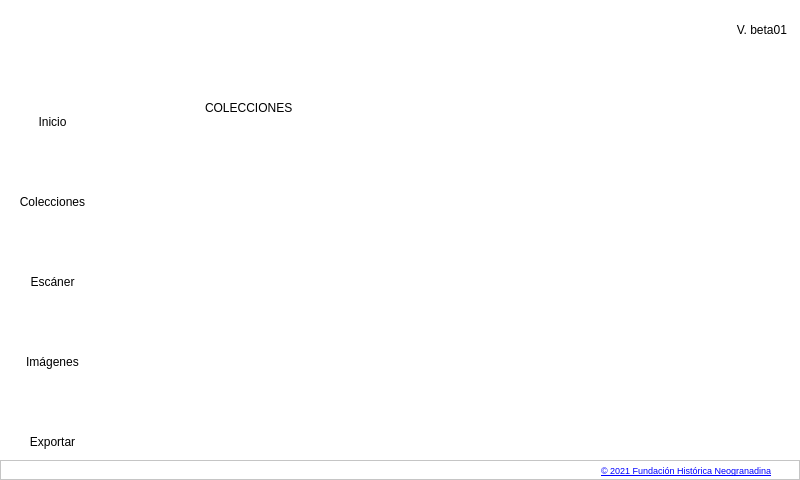
neogranadina/neo_escan, file main.ui: the form before one commit.
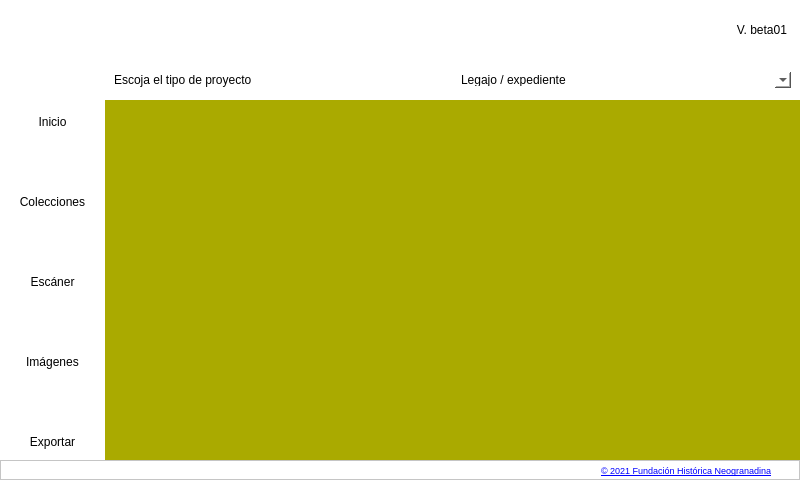
The form after the commit. The open tabs and pages were chosen to show the change. Icons and pictures are not drawn.

Commit message: inicio de diseño pag coleccion

What changed in the file:
```diff
--- a/main.ui
+++ b/main.ui
@@ -507,6 +507,9 @@
           </property>
           <item>
            <widget class="QStackedWidget" name="stackedWidget">
+            <property name="styleSheet">
+             <string notr="true"/>
+            </property>
             <property name="currentIndex">
              <number>4</number>
             </property>
@@ -526,19 +529,132 @@
              </widget>
             </widget>
             <widget class="QWidget" name="coleccionesPage">
-             <widget class="QLabel" name="label_2">
-              <property name="geometry">
-               <rect>
-                <x>100</x>
-                <y>40</y>
-                <width>91</width>
-                <height>16</height>
-               </rect>
+             <layout class="QVBoxLayout" name="verticalLayout_4">
+              <property name="spacing">
+               <number>0</number>
               </property>
-              <property name="text">
-               <string>COLECCIONES</string>
+              <property name="leftMargin">
+               <number>0</number>
               </property>
-             </widget>
+              <property name="topMargin">
+               <number>0</number>
+              </property>
+              <property name="rightMargin">
+               <number>0</number>
+              </property>
+              <property name="bottomMargin">
+               <number>0</number>
+              </property>
+              <item>
+               <widget class="QWidget" name="layoutcoleccionesPage" native="true">
+                <property name="styleSheet">
+                 <string notr="true"/>
+                </property>
+                <layout class="QVBoxLayout" name="verticalLayout_5">
+                 <property name="spacing">
+                  <number>0</number>
+                 </property>
+                 <property name="leftMargin">
+                  <number>0</number>
+                 </property>
+                 <property name="topMargin">
+                  <number>0</number>
+                 </property>
+                 <property name="rightMargin">
+                  <number>0</number>
+                 </property>
+                 <property name="bottomMargin">
+                  <number>0</number>
+                 </property>
+                 <item>
+                  <widget class="QWidget" name="coleccionHeader" native="true">
+                   <property name="minimumSize">
+                    <size>
+                     <width>0</width>
+                     <height>40</height>
+                    </size>
+                   </property>
+                   <property name="maximumSize">
+                    <size>
+                     <width>16777215</width>
+                     <height>40</height>
+                    </size>
+                   </property>
+                   <layout class="QHBoxLayout" name="horizontalLayout_8">
+                    <item>
+                     <widget class="QLabel" name="label_2">
+                      <property name="text">
+                       <string>Escoja el tipo de proyecto</string>
+                      </property>
+                     </widget>
+                    </item>
+                    <item>
+                     <widget class="QComboBox" name="tipoColeccion">
+                      <item>
+                       <property name="text">
+                        <string>Legajo / expediente</string>
+                       </property>
+                      </item>
+                      <item>
+                       <property name="text">
+                        <string>Libro / manuscrito</string>
+                       </property>
+                      </item>
+                      <item>
+                       <property name="text">
+                        <string>Mapa / fotografía / dibujo</string>
+                       </property>
+                      </item>
+                      <item>
+                       <property name="text">
+                        <string>Unidad documental simple</string>
+                       </property>
+                      </item>
+                      <item>
+                       <property name="text">
+                        <string>Toma simple</string>
+                       </property>
+                      </item>
+                     </widget>
+                    </item>
+                   </layout>
+                  </widget>
+                 </item>
+                 <item>
+                  <widget class="QWidget" name="widget" native="true">
+                   <layout class="QHBoxLayout" name="horizontalLayout_9">
+                    <property name="spacing">
+                     <number>0</number>
+                    </property>
+                    <property name="leftMargin">
+                     <number>0</number>
+                    </property>
+                    <property name="topMargin">
+                     <number>0</number>
+                    </property>
+                    <property name="rightMargin">
+                     <number>0</number>
+                    </property>
+                    <property name="bottomMargin">
+                     <number>0</number>
+                    </property>
+                    <item>
+                     <widget class="QStackedWidget" name="formulariosColeccion">
+                      <widget class="QWidget" name="udocComp"/>
+                      <widget class="QWidget" name="udocSimple">
+                       <property name="styleSheet">
+                        <string notr="true">background-color: rgb(170, 170, 0);</string>
+                       </property>
+                      </widget>
+                     </widget>
+                    </item>
+                   </layout>
+                  </widget>
+                 </item>
+                </layout>
+               </widget>
+              </item>
+             </layout>
             </widget>
             <widget class="QWidget" name="escanerPage">
              <layout class="QHBoxLayout" name="horizontalLayout_5">
@@ -558,7 +674,7 @@
                <number>0</number>
               </property>
               <item>
-               <widget class="QWidget" name="widget" native="true">
+               <widget class="QWidget" name="controlPanel" native="true">
                 <property name="minimumSize">
                  <size>
                   <width>210</width>
```
Left out of the diff: 116 changed lines with no effect on the pictures. The commit also changes 9 other files.
